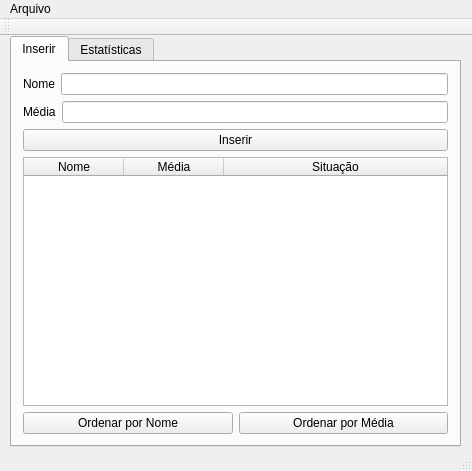
Old version of the form mainwindow.ui in the repository lacouth/qt_ifpb_gerencia_alunos.
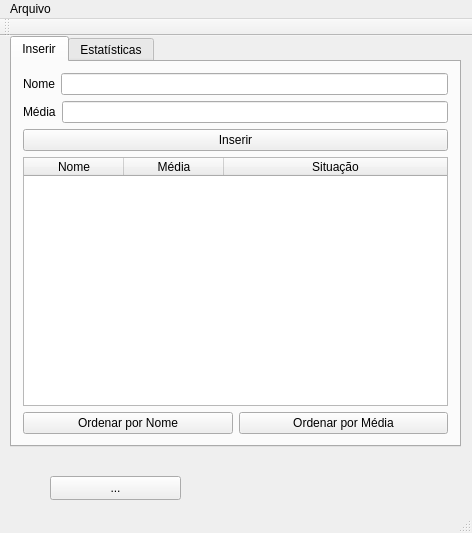
New version of the form.

Patch:
```diff
--- a/mainwindow.ui
+++ b/mainwindow.ui
@@ -7,7 +7,7 @@
     <x>0</x>
     <y>0</y>
     <width>472</width>
-    <height>471</height>
+    <height>533</height>
    </rect>
   </property>
   <property name="windowTitle">
@@ -222,6 +222,19 @@
      </widget>
     </widget>
    </widget>
+   <widget class="QToolButton" name="toolButton">
+    <property name="geometry">
+     <rect>
+      <x>50</x>
+      <y>440</y>
+      <width>131</width>
+      <height>24</height>
+     </rect>
+    </property>
+    <property name="text">
+     <string>...</string>
+    </property>
+   </widget>
   </widget>
   <widget class="QMenuBar" name="menuBar">
    <property name="geometry">
```
Left out of the diff: 6 changed lines with no effect on the pictures.
